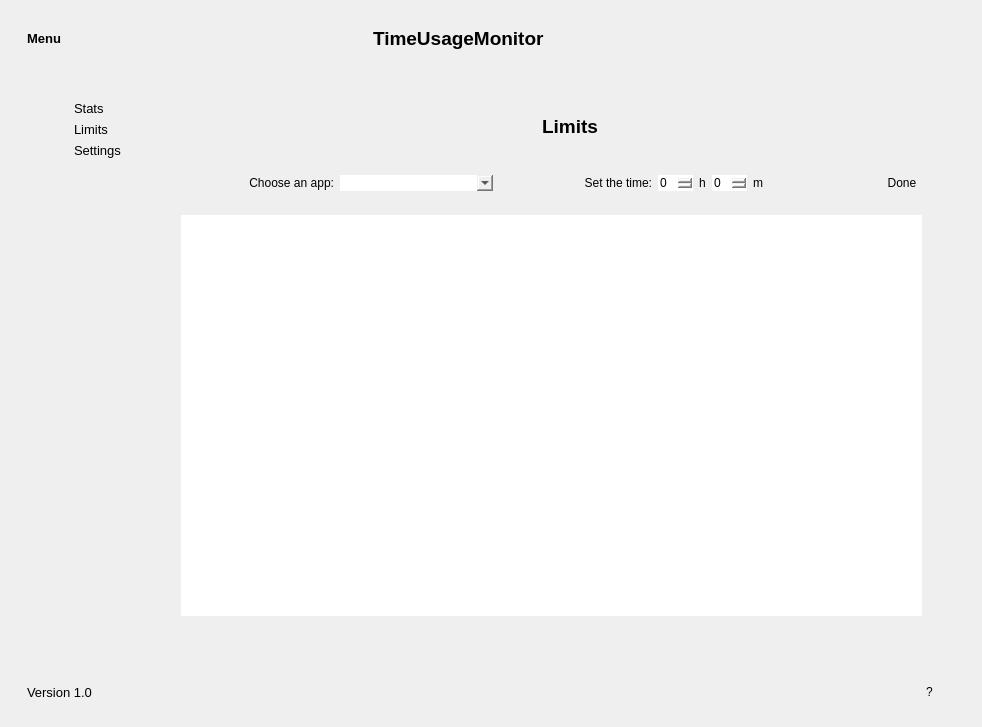
The window that gui.ui (Domy7/TimeUsageMonitor) describes before a commit, drawn with Qt 5.
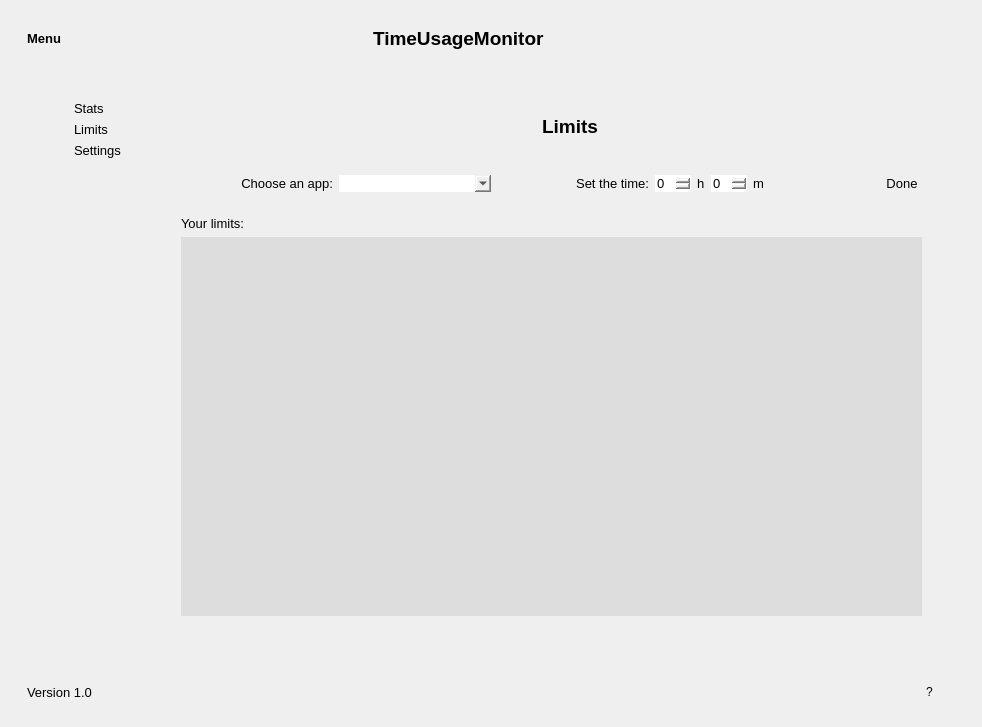
The same window after the commit. The open tabs and pages were chosen to show the change. Icons and pictures are not drawn.

The edit to the form file:
```diff
--- a/gui.ui
+++ b/gui.ui
@@ -621,6 +621,9 @@
                   <verstretch>0</verstretch>
                  </sizepolicy>
                 </property>
+                <property name="styleSheet">
+                 <string notr="true">font: 10pt;</string>
+                </property>
                 <property name="frameShape">
                  <enum>QFrame::StyledPanel</enum>
                 </property>
@@ -630,6 +633,9 @@
                 <layout class="QVBoxLayout" name="verticalLayout_10">
                  <item alignment="Qt::AlignTop">
                   <widget class="QFrame" name="new_limit_fr">
+                   <property name="styleSheet">
+                    <string notr="true"/>
+                   </property>
                    <property name="frameShape">
                     <enum>QFrame::StyledPanel</enum>
                    </property>
@@ -748,12 +754,20 @@
                    </property>
                    <layout class="QVBoxLayout" name="verticalLayout_11">
                     <item>
-                     <widget class="QListView" name="limits_list">
-                      <property name="sizePolicy">
-                       <sizepolicy hsizetype="Expanding" vsizetype="Expanding">
-                        <horstretch>0</horstretch>
-                        <verstretch>0</verstretch>
-                       </sizepolicy>
+                     <widget class="QLabel" name="label_5">
+                      <property name="styleSheet">
+                       <string notr="true"/>
+                      </property>
+                      <property name="text">
+                       <string>Your limits:</string>
+                      </property>
+                     </widget>
+                    </item>
+                    <item>
+                     <widget class="QListWidget" name="limits_list">
+                      <property name="styleSheet">
+                       <string notr="true">background-color: rgba(220, 220, 220, 231);
+</string>
                       </property>
                      </widget>
                     </item>
```
Left out of the diff: 108 changed lines with no effect on the pictures.
